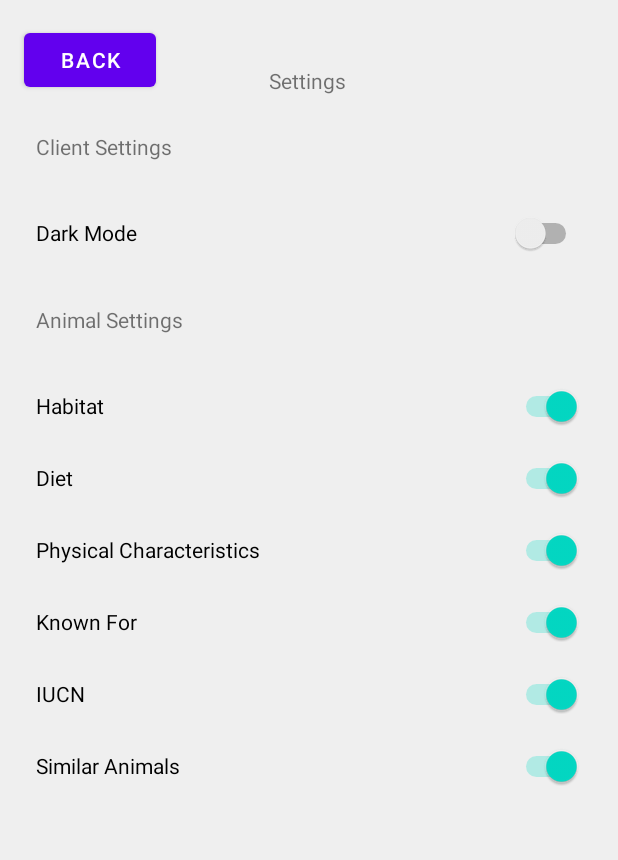
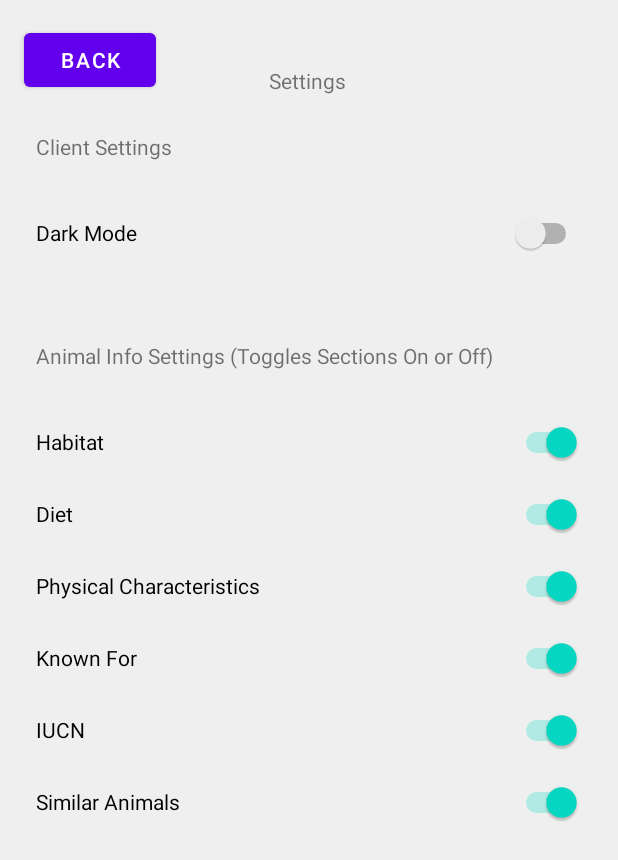
Before and after one commit to nramnara/TheWildlifeGuide, an Android app: the SettingsPage screen opened directly, with no data from a screen before it, on a phone screen of 412 x 824 dp. Shown: the top 860 px of the screen. Run offline under Robolectric (Android 15) with nearby library versions, the phone set to English and light mode, and no system bars.

```diff
--- a/app/src/main/java/com/example/thewildlifeguide/SettingsPage.java
+++ b/app/src/main/java/com/example/thewildlifeguide/SettingsPage.java
@@ -144,11 +144,11 @@ public class SettingsPage extends AppCompatActivity {
             public void onCheckedChanged(CompoundButton compoundButton, boolean b) {
                 if (b){
 
-                    getDelegate().setLocalNightMode(AppCompatDelegate.MODE_NIGHT_YES);
+                    getDelegate().setDefaultNightMode(AppCompatDelegate.MODE_NIGHT_YES);
                     System.out.println("A");
                 }
                 else {
-                    getDelegate().setLocalNightMode(AppCompatDelegate.MODE_NIGHT_NO);
+                    getDelegate().setDefaultNightMode(AppCompatDelegate.MODE_NIGHT_NO);
                     System.out.println("B");
                 }
             }
--- a/app/src/main/res/layout/activity_settings_page.xml
+++ b/app/src/main/res/layout/activity_settings_page.xml
@@ -59,6 +59,7 @@
         android:minHeight="48dp"
         android:text="Animal switch 1"
         app:layout_constraintEnd_toEndOf="parent"
+        app:layout_constraintHorizontal_bias="0.0"
         app:layout_constraintStart_toStartOf="parent"
         app:layout_constraintTop_toBottomOf="@+id/settingspageTitle3" />
 
@@ -111,8 +112,8 @@
         android:layout_width="wrap_content"
         android:layout_height="wrap_content"
         android:layout_marginStart="24dp"
-        android:layout_marginTop="24dp"
-        android:text="Animal Settings"
+        android:layout_marginTop="48dp"
+        android:text="Animal Info Settings (Toggles Sections On or Off)"
         app:layout_constraintStart_toStartOf="parent"
         app:layout_constraintTop_toBottomOf="@+id/darkMode" />
 
```
